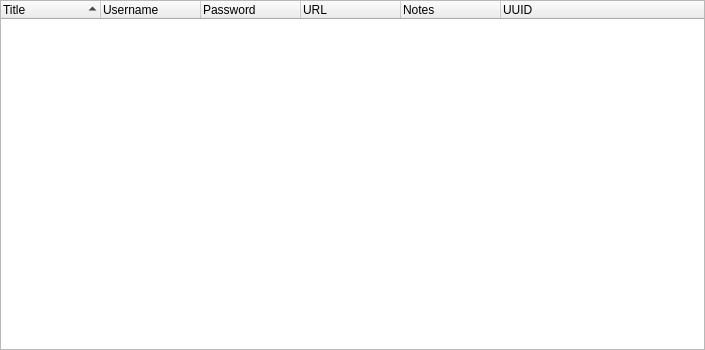
Above: src/desktop/widgets/entrytablewidget.ui from petroules/silverlock before the change. Below: the same form after it.
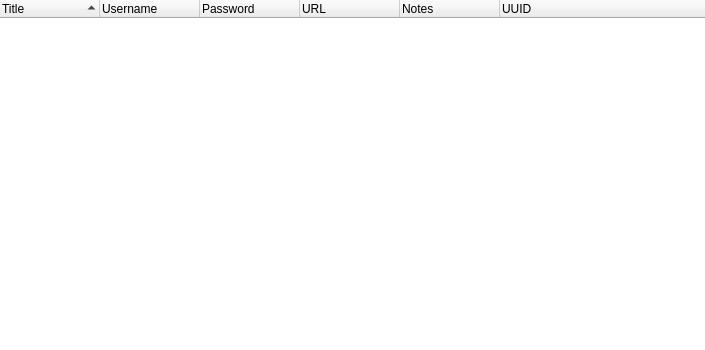
That is the form after the change.

Diff of the .ui file:
```diff
--- a/src/desktop/widgets/entrytablewidget.ui
+++ b/src/desktop/widgets/entrytablewidget.ui
@@ -38,6 +38,9 @@
          <property name="contextMenuPolicy">
           <enum>Qt::CustomContextMenu</enum>
          </property>
+         <property name="frameShape">
+          <enum>QFrame::NoFrame</enum>
+         </property>
          <property name="alternatingRowColors">
           <bool>true</bool>
          </property>
```
Left out of the diff: 2 changed lines with no effect on the pictures.
